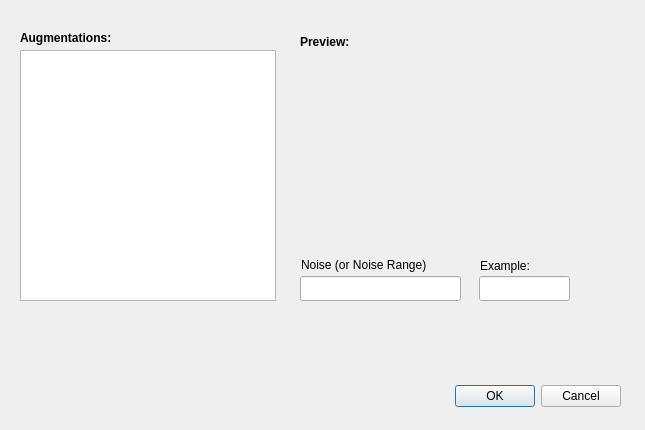
This is src/qt_designer_file/dialogAug.ui in rettholzapfel33/Noisey-image as Qt 5 draws it before an edit. The edited form follows.
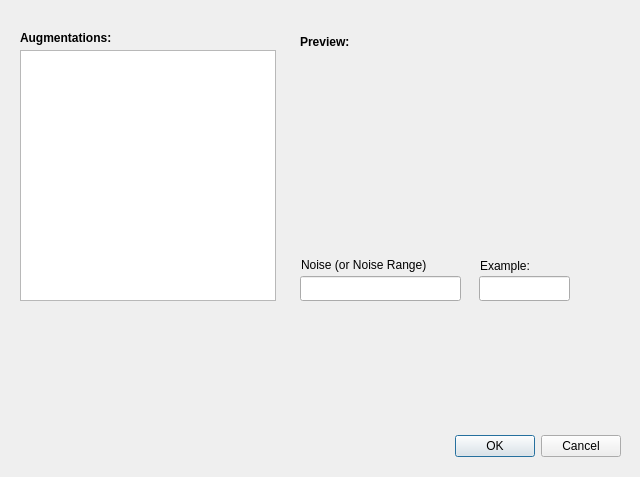
This is the edited form.

Commit message: Changed the Speckle Noise and added the Augmentation info.

```diff
--- a/src/qt_designer_file/dialogAug.ui
+++ b/src/qt_designer_file/dialogAug.ui
@@ -6,8 +6,8 @@
    <rect>
     <x>0</x>
     <y>0</y>
-    <width>645</width>
-    <height>430</height>
+    <width>640</width>
+    <height>477</height>
    </rect>
   </property>
   <property name="windowTitle">
@@ -17,7 +17,7 @@
    <property name="geometry">
     <rect>
      <x>30</x>
-     <y>380</y>
+     <y>430</y>
      <width>591</width>
      <height>32</height>
     </rect>
@@ -124,6 +124,25 @@
     </rect>
    </property>
   </widget>
+  <widget class="QLabel" name="info_label">
+   <property name="geometry">
+    <rect>
+     <x>30</x>
+     <y>320</y>
+     <width>591</width>
+     <height>101</height>
+    </rect>
+   </property>
+   <property name="text">
+    <string/>
+   </property>
+   <property name="alignment">
+    <set>Qt::AlignLeading|Qt::AlignLeft|Qt::AlignTop</set>
+   </property>
+   <property name="wordWrap">
+    <bool>true</bool>
+   </property>
+  </widget>
  </widget>
  <resources/>
  <connections>
```
The commit also changes 4 other files.
